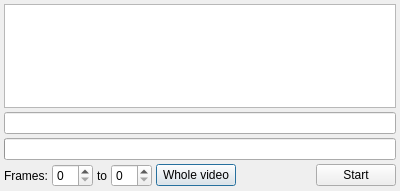
First picture: the form in src/frame_consumers/benchmark_dialog.ui, repository YomikoR/VapourSynth-Editor, before the edit.
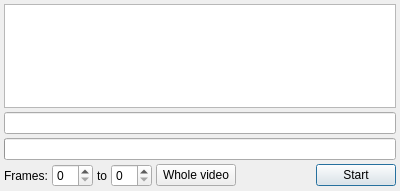
Second picture: the form after the edit.

Commit message: Defaulted "Start" button in script processing dialogs.

What changed in the file:
```diff
--- a/src/frame_consumers/benchmark_dialog.ui
+++ b/src/frame_consumers/benchmark_dialog.ui
@@ -106,6 +106,9 @@
        <property name="text">
         <string>Start</string>
        </property>
+       <property name="default">
+        <bool>true</bool>
+       </property>
       </widget>
      </item>
     </layout>
```
The commit also changes 1 other file.
